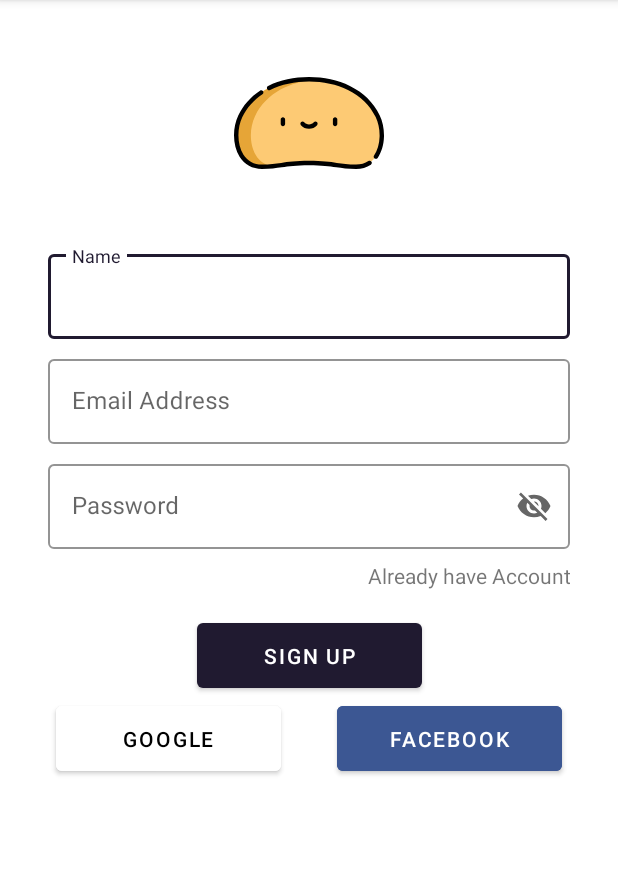
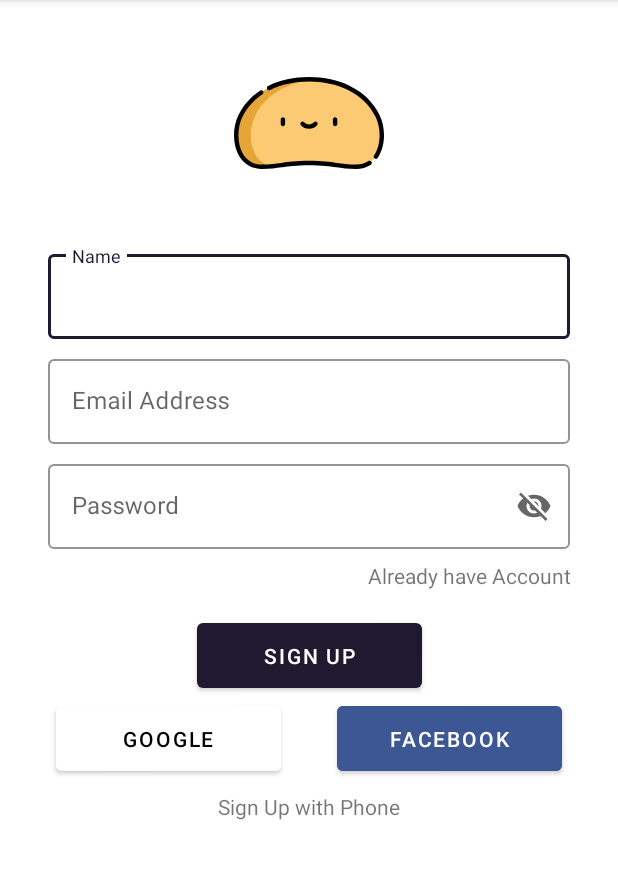
Before and after one commit to Marannix/Maisel, an Android app: the screen it shows after launch (SignUpActivity), on a phone screen of 412 x 824 dp, the part 84-963 px from its top. Run offline under Robolectric (Android 15) with nearby library versions, the phone set to English and light mode, and no system bars.

```diff
--- a/app/src/main/java/com/maisel/MainActivity.kt
+++ b/app/src/main/java/com/maisel/MainActivity.kt
@@ -7,5 +7,7 @@ class MainActivity : AppCompatActivity() {
     override fun onCreate(savedInstanceState: Bundle?) {
         super.onCreate(savedInstanceState)
         setContentView(R.layout.activity_main)
+
+        supportActionBar?.hide()
     }
 }
--- a/app/src/main/res/layout/activity_sign_up.xml
+++ b/app/src/main/res/layout/activity_sign_up.xml
@@ -120,4 +120,16 @@
         app:layout_constraintEnd_toEndOf="parent"
         app:layout_constraintStart_toEndOf="@+id/google_login_button"
         app:layout_constraintTop_toTopOf="@id/google_login_button" />
+
+    <TextView
+        android:id="@+id/sign_up_with_phone_button"
+        android:layout_width="0dp"
+        android:layout_height="wrap_content"
+        android:gravity="center"
+        android:layout_marginTop="8dp"
+        android:text="Sign Up with Phone"
+        app:layout_constraintEnd_toEndOf="@+id/edit_text_input_password_layout"
+        app:layout_constraintStart_toStartOf="@+id/edit_text_input_password_layout"
+        app:layout_constraintTop_toBottomOf="@+id/facebook_login_button" />
+
 </androidx.constraintlayout.widget.ConstraintLayout>
```
